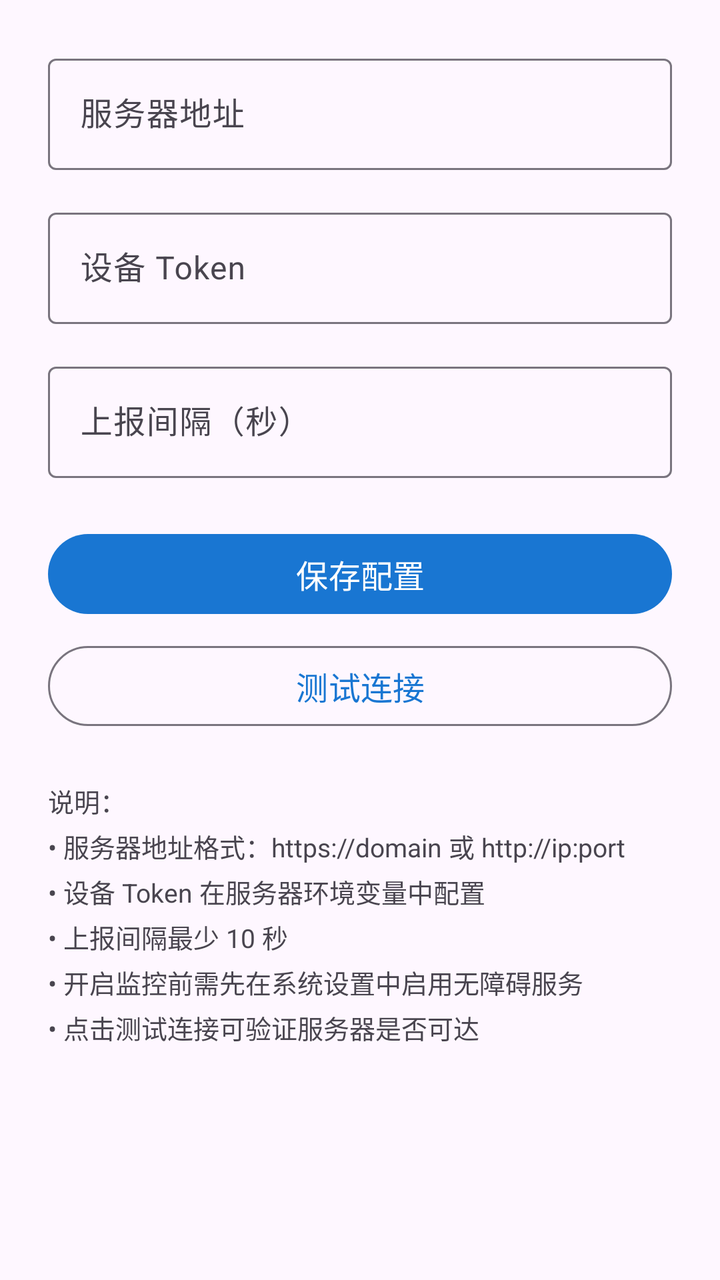
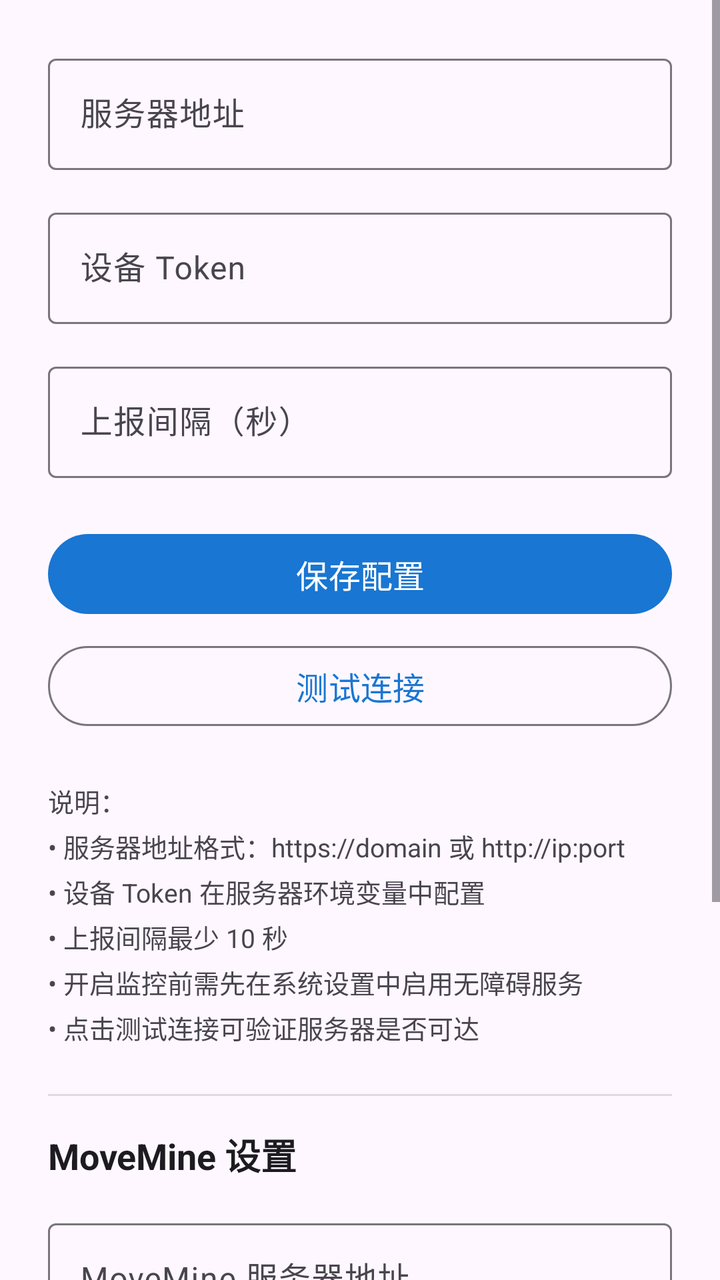

Compare the two renders of this Android layout. The source of the first and the diff that turns it into the second are given below.
<!-- AndroidManifest.xml: application theme Theme.LiveDashboardAgent -->
<!-- res/layout/activity_settings.xml -->
<?xml version="1.0" encoding="utf-8"?>
<ScrollView xmlns:android="http://schemas.android.com/apk/res/android"
    android:layout_width="match_parent"
    android:layout_height="match_parent"
    android:fillViewport="true">

    <LinearLayout
        android:layout_width="match_parent"
        android:layout_height="wrap_content"
        android:orientation="vertical"
        android:padding="24dp">

        <com.google.android.material.textfield.TextInputLayout
            android:layout_width="match_parent"
            android:layout_height="wrap_content"
            android:layout_marginBottom="16dp"
            android:hint="服务器地址">

            <com.google.android.material.textfield.TextInputEditText
                android:id="@+id/et_server_url"
                android:layout_width="match_parent"
                android:layout_height="wrap_content"
                android:inputType="textUri"
                android:singleLine="true" />
        </com.google.android.material.textfield.TextInputLayout>

        <com.google.android.material.textfield.TextInputLayout
            android:layout_width="match_parent"
            android:layout_height="wrap_content"
            android:layout_marginBottom="16dp"
            android:hint="设备 Token">

            <com.google.android.material.textfield.TextInputEditText
                android:id="@+id/et_device_token"
                android:layout_width="match_parent"
                android:layout_height="wrap_content"
                android:inputType="textVisiblePassword"
                android:singleLine="true" />
        </com.google.android.material.textfield.TextInputLayout>

        <com.google.android.material.textfield.TextInputLayout
            android:layout_width="match_parent"
            android:layout_height="wrap_content"
            android:layout_marginBottom="24dp"
            android:hint="上报间隔（秒）">

            <com.google.android.material.textfield.TextInputEditText
                android:id="@+id/et_report_interval"
                android:layout_width="match_parent"
                android:layout_height="wrap_content"
                android:inputType="number"
                android:singleLine="true" />
        </com.google.android.material.textfield.TextInputLayout>

        <com.google.android.material.button.MaterialButton
            android:id="@+id/btn_save"
            android:layout_width="match_parent"
            android:layout_height="48dp"
            android:text="保存配置"
            android:textSize="16sp" />

        <com.google.android.material.button.MaterialButton
            android:id="@+id/btn_test_connection"
            style="@style/Widget.Material3.Button.OutlinedButton"
            android:layout_width="match_parent"
            android:layout_height="48dp"
            android:layout_marginTop="8dp"
            android:text="测试连接"
            android:textSize="16sp" />

        <TextView
            android:id="@+id/tv_test_result"
            android:layout_width="match_parent"
            android:layout_height="wrap_content"
            android:layout_marginTop="8dp"
            android:textSize="12sp"
            android:textColor="?android:attr/textColorSecondary"
            android:visibility="gone" />

        <TextView
            android:layout_width="match_parent"
            android:layout_height="wrap_content"
            android:layout_marginTop="24dp"
            android:text="说明：\n• 服务器地址格式：https://domain 或 http://ip:port\n• 设备 Token 在服务器环境变量中配置\n• 上报间隔最少 10 秒\n• 开启监控前需先在系统设置中启用无障碍服务\n• 点击测试连接可验证服务器是否可达"
            android:textSize="13sp"
            android:textColor="?android:attr/textColorSecondary"
            android:lineSpacingExtra="4dp" />

    </LinearLayout>
</ScrollView>
<!-- resources referenced by this layout -->
<resources>
  <style name="Theme.LiveDashboardAgent" parent="Theme.Material3.Light.NoActionBar">
          <item name="colorPrimary">@color/primary</item>
          <item name="colorPrimaryDark">@color/primary_dark</item>
          <item name="colorAccent">@color/accent</item>
          <item name="android:statusBarColor">@color/primary_dark</item>
      </style>
  <color name="primary">#FF1976D2</color>
  <color name="primary_dark">#FF1565C0</color>
  <color name="accent">#FF448AFF</color>
</resources>

<!-- the commit's change to res/layout/activity_settings.xml (unified diff, before → after) -->
@@ -86,5 +86,65 @@
             android:textColor="?android:attr/textColorSecondary"
             android:lineSpacingExtra="4dp" />
 
+        <View
+            android:layout_width="match_parent"
+            android:layout_height="1dp"
+            android:layout_marginTop="24dp"
+            android:layout_marginBottom="16dp"
+            android:background="?android:attr/listDivider" />
+
+        <TextView
+            android:layout_width="match_parent"
+            android:layout_height="wrap_content"
+            android:layout_marginBottom="16dp"
+            android:text="MoveMine 设置"
+            android:textSize="18sp"
+            android:textStyle="bold"
+            android:textColor="?android:attr/textColorPrimary" />
+
+        <com.google.android.material.textfield.TextInputLayout
+            android:layout_width="match_parent"
+            android:layout_height="wrap_content"
+            android:layout_marginBottom="16dp"
+            android:hint="MoveMine 服务器地址">
+
+            <com.google.android.material.textfield.TextInputEditText
+                android:id="@+id/et_movemine_server_url"
+                android:layout_width="match_parent"
+                android:layout_height="wrap_content"
+                android:inputType="textUri"
+                android:singleLine="true" />
+        </com.google.android.material.textfield.TextInputLayout>
+
+        <com.google.android.material.textfield.TextInputLayout
+            android:layout_width="match_parent"
+            android:layout_height="wrap_content"
+            android:layout_marginBottom="16dp"
+            android:hint="MoveMine Token">
+
+            <com.google.android.material.textfield.TextInputEditText
+                android:id="@+id/et_movemine_token"
+                android:layout_width="match_parent"
+                android:layout_height="wrap_content"
+                android:inputType="textVisiblePassword"
+                android:singleLine="true" />
+        </com.google.android.material.textfield.TextInputLayout>
+
+        <androidx.appcompat.widget.SwitchCompat
+            android:id="@+id/switch_message_forward"
+            android:layout_width="match_parent"
+            android:layout_height="wrap_content"
+            android:layout_marginBottom="12dp"
+            android:text="消息转发"
+            android:textSize="16sp" />
+
+        <androidx.appcompat.widget.SwitchCompat
+            android:id="@+id/switch_file_share"
+            android:layout_width="match_parent"
+            android:layout_height="wrap_content"
+            android:layout_marginBottom="16dp"
+            android:text="文件分享"
+            android:textSize="16sp" />
+
     </LinearLayout>
 </ScrollView>
